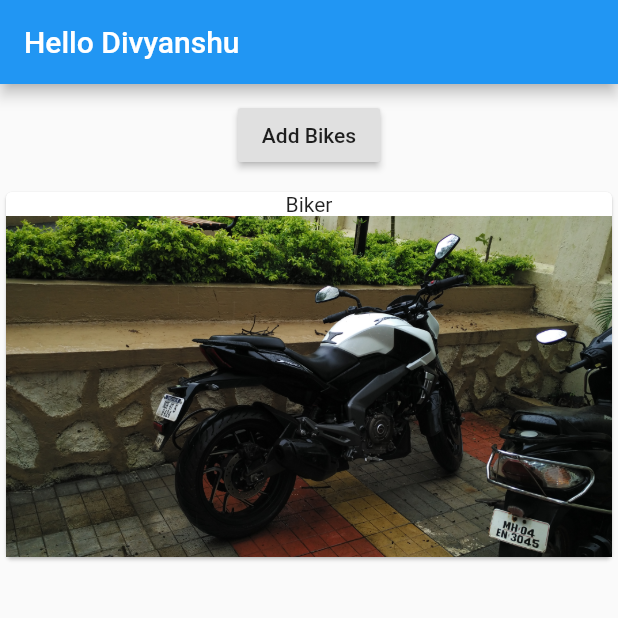
After one commit to Dhruw/flutter-tutorial-udemy, a Flutter app: the screen it shows after launch, on a phone screen of 412 x 824 dp, the top half of it. The commit adds this screen. Run offline on Flutter 3.47's test engine with Material 2 defaults, Android fonts, the phone set to English and light mode, and no system bars.

Commit message:
Completed next few chapters where the code was slpitted into two files: * StatelessWidget * StatefulWidget And they were imported and used, made the code cleaner

```diff
--- /dev/null
+++ b/lib/bikes.dart
@@ -0,0 +1,30 @@
+import "package:flutter/material.dart";
+
+class Bikes extends StatelessWidget {
+  final List<String>
+      bikes; // I have declared a value for "bikes" for local use of this class. Till this line it is undefined
+  // "final" keyword is used because in stateless widget the values should not change. final is similar to const in JS.
+  // If the value of bikes is changed from parent then the value of bikes will be replaced instead of updating it
+
+  Bikes(
+      this.bikes); // This is a constructor and this.bikes is a special "magic" of dart to assign values
+
+  @override
+  Widget build(BuildContext context) {
+    // TODO: implement build
+    return Column(
+      children: bikes
+          .map(
+            (bikeName) => Card(
+                  child: Column(
+                    children: <Widget>[
+                      Text(bikeName),
+                      Image.asset('assets/images/Dominar.jpg')
+                    ],
+                  ),
+                ),
+          )
+          .toList(),
+    );
+  }
+}
--- /dev/null
+++ b/lib/bikes_manger.dart
@@ -0,0 +1,32 @@
+import "package:flutter/material.dart";
+
+import "./bikes.dart";
+
+class BikesManager extends StatefulWidget{
+  @override
+  State<StatefulWidget> createState() {
+    return _BikesManagerState();
+  }
+}
+
+class _BikesManagerState extends State<BikesManager> {
+  List<String> _bikes = ["Biker"];
+
+  @override
+  Widget build(BuildContext context) {
+    return Column(children: <Widget>[
+          Container(
+            margin: EdgeInsets.all(10.0),
+            child: RaisedButton(
+                child: Text("Add Bikes"),
+                onPressed: () {
+                  setState(() {
+                    _bikes.add("Hamara Bajaj");
+                    print(_bikes);
+                  });
+                }),
+          ),
+          Bikes(_bikes)
+        ]);
+  }
+}
--- a/lib/main.dart
+++ b/lib/main.dart
@@ -1,4 +1,6 @@
 import 'package:flutter/material.dart';
+
+import "./bikes_manger.dart";
 
 main() {
   runApp(MyApp());
@@ -20,33 +22,7 @@ class _MyAppState extends State<MyApp> {
         appBar: AppBar(
           title: Text("Hello Divyanshu"),
         ),
-        body: Column(children: <Widget>[
-          Container(
-            margin: EdgeInsets.all(10.0),
-            child: RaisedButton(
-                child: Text("Add Bikes"),
-                onPressed: () {
-                  setState(() {
-                    _bikes.add("Hamara Bajaj");
-                    print(_bikes);
-                  });
-                }),
-          ),
-          Column(
-            children: _bikes
-                .map(
-                  (bikeName) => Card(
-                        child: Column(
-                          children: <Widget>[
-                            Text(bikeName),
-                            Image.asset('assets/images/Dominar.jpg')
-                          ],
-                        ),
-                      ),
-                )
-                .toList(),
-          ),
-        ]),
+        body: BikesManager()
       ),
     );
   }
```
